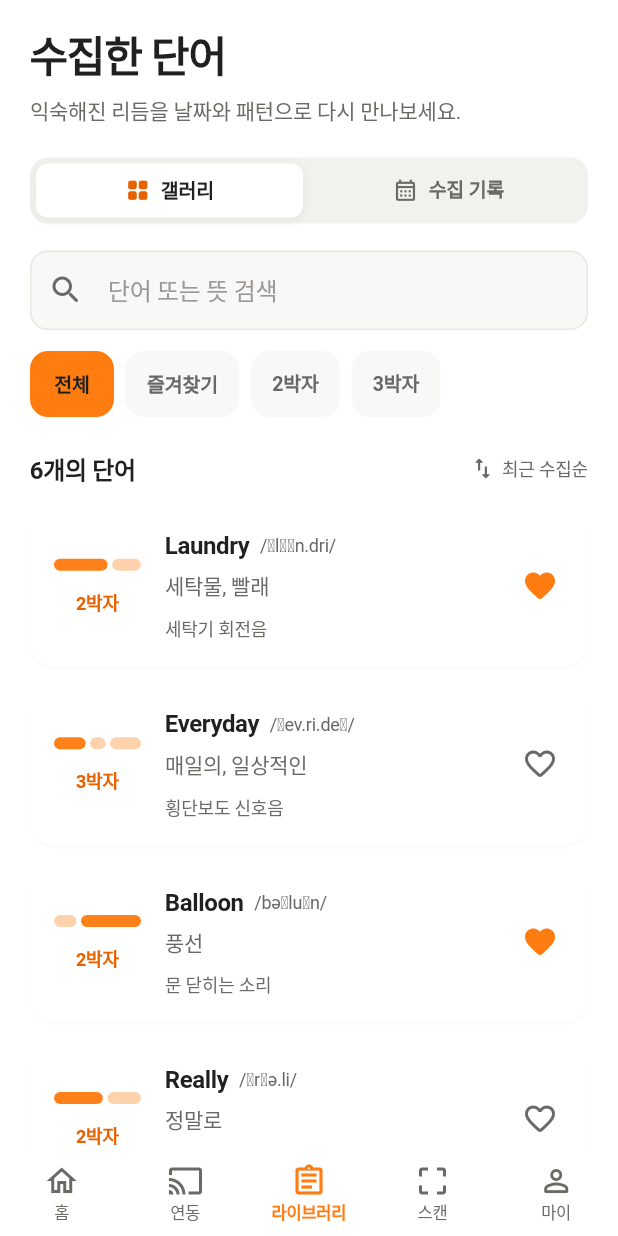
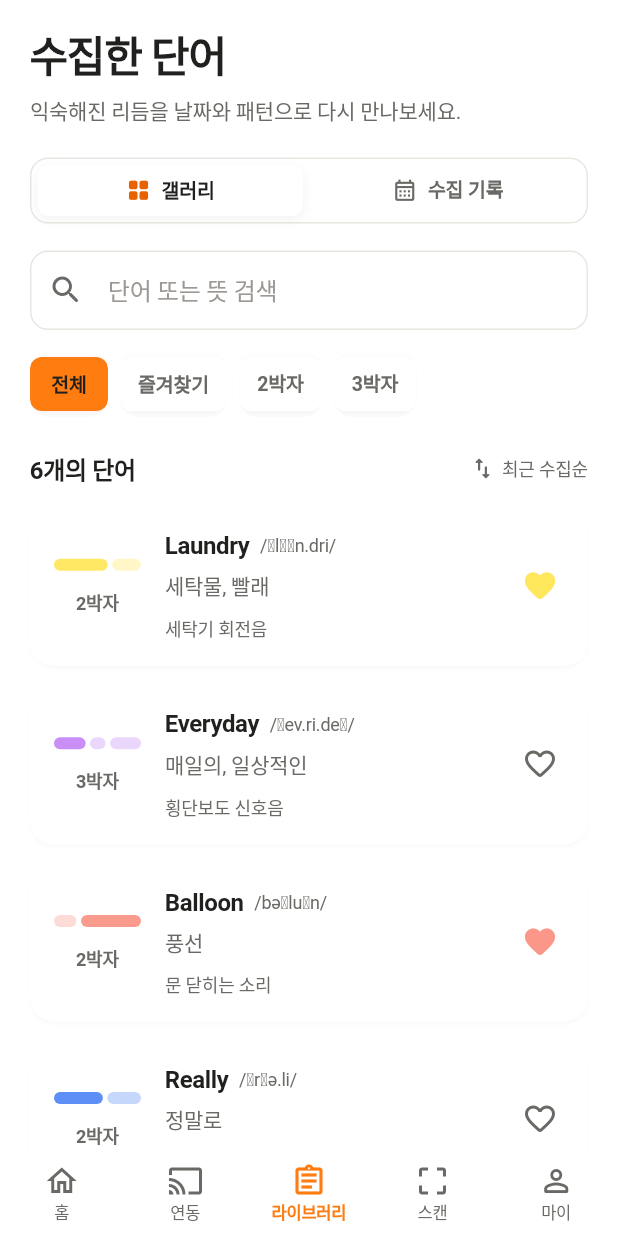
Before and after one commit to juliekimgold-web/eng-rhythm-7q2m9x4k8v3p, a Flutter app: the screen it shows after launch, item 3 of the bottom bar chosen, on a phone screen of 412 x 824 dp. Run offline on Flutter 3.47's test engine with Material 3 defaults, Android fonts, the phone set to English and light mode, and no system bars; our stand-ins replace flutter_tts; Roboto replaces fonts that are missing (Pretendard).

Commit message:
refine compact tabs and word colors

```diff
--- a/lib/core/theme/app_theme.dart
+++ b/lib/core/theme/app_theme.dart
@@ -57,9 +57,10 @@ abstract final class AppTypeScale {
 abstract final class AppControlSize {
   static const buttonHeight = 52.0;
   static const compactHeight = 44.0;
+  static const compactVisualHeight = 36.0;
   static const minTouchTarget = 44.0;
   static const buttonHorizontalPadding = 16.0;
-  static const compactHorizontalPadding = 14.0;
+  static const compactHorizontalPadding = 12.0;
   static const contentGap = 8.0;
 }
 
@@ -295,7 +296,7 @@ abstract final class AppTheme {
       ),
       inputDecorationTheme: InputDecorationTheme(
         filled: true,
-        fillColor: AppColors.surface,
+        fillColor: Colors.white,
         hintStyle: const TextStyle(color: Color(0xFF9C9894)),
         prefixIconColor: AppColors.inkSoft,
         contentPadding: const EdgeInsets.symmetric(
--- a/lib/screens/library_screen.dart
+++ b/lib/screens/library_screen.dart
@@ -158,8 +158,9 @@ class _LibraryScreenState extends State<LibraryScreen> {
                       padding: const EdgeInsets.symmetric(vertical: 36),
                       alignment: Alignment.center,
                       decoration: BoxDecoration(
-                        color: AppColors.surface,
+                        color: Colors.white,
                         borderRadius: BorderRadius.circular(AppRadii.card),
+                        boxShadow: AppShadows.card,
                       ),
                       child: Text(
                         showingCalendar
@@ -219,25 +220,37 @@ class _LibraryFilterTab extends StatelessWidget {
       button: true,
       selected: selected,
       child: Material(
-        color: selected ? AppColors.orange : AppColors.surface,
+        color: Colors.transparent,
         borderRadius: BorderRadius.circular(AppRadii.control),
         clipBehavior: Clip.antiAlias,
         child: InkWell(
           key: ValueKey('library-filter-$label'),
           onTap: onTap,
           borderRadius: BorderRadius.circular(AppRadii.control),
-          child: Container(
+          child: SizedBox(
             height: AppControlSize.compactHeight,
-            constraints: const BoxConstraints(minWidth: 56),
+            child: Center(
+              child: AnimatedContainer(
+                key: ValueKey('library-filter-visual-$label'),
+                duration: AppMotion.base,
+                height: AppControlSize.compactVisualHeight,
+                constraints: const BoxConstraints(minWidth: 52),
                 alignment: Alignment.center,
                 padding: const EdgeInsets.symmetric(
                   horizontal: AppControlSize.compactHorizontalPadding,
+                ),
+                decoration: BoxDecoration(
+                  color: selected ? AppColors.orange : Colors.white,
+                  borderRadius: BorderRadius.circular(AppRadii.small),
+                  boxShadow: AppShadows.control,
                 ),
                 child: Text(
                   label,
                   textAlign: TextAlign.center,
                   style: Theme.of(context).textTheme.labelMedium?.copyWith(
                         color: selected ? AppColors.ink : AppColors.inkSoft,
+                      ),
+                ),
               ),
             ),
           ),
@@ -258,8 +271,9 @@ class _LibraryModeSwitch extends StatelessWidget {
     return Container(
       height: AppControlSize.compactHeight,
       decoration: BoxDecoration(
-        color: AppColors.surfaceMuted,
+        color: Colors.white,
         borderRadius: BorderRadius.circular(AppRadii.control),
+        border: Border.all(color: AppColors.line),
       ),
       child: Row(
         children: ['갤러리', '수집 기록'].map((label) {
@@ -495,8 +509,9 @@ class _LibraryWordCard extends StatelessWidget {
                           mainAxisAlignment: MainAxisAlignment.center,
                           children: [
                             SoundLengthPattern(
+                              key: ValueKey('library-rhythm-${word.id}'),
                               lengths: word.syllableDurations,
-                              color: AppColors.orange,
+                              color: word.color,
                               emphasisIndex: word.stressIndex,
                               height: 8,
                               gap: 3,
@@ -505,7 +520,7 @@ class _LibraryWordCard extends StatelessWidget {
                             Text(
                               '${word.rhythmBeats}박자',
                               style: const TextStyle(
-                                color: AppColors.orangeDark,
+                                color: AppColors.inkSoft,
                                 fontSize: AppTypeScale.caption,
                                 fontWeight: FontWeight.w600,
                               ),
@@ -577,9 +592,8 @@ class _LibraryWordCard extends StatelessWidget {
                           word.isFavorite
                               ? Icons.favorite_rounded
                               : Icons.favorite_border_rounded,
-                          color: word.isFavorite
-                              ? AppColors.orange
-                              : AppColors.inkSoft,
+                          color:
+                              word.isFavorite ? word.color : AppColors.inkSoft,
                         ),
                       ),
                     ],
```
Also changed, not shown: lib/screens/home_screen.dart (+10 -7 lines), lib/widgets/word_rhythm_card.dart (+8 -7 lines), 2 other files. Lines whose indentation alone changed are shown as unchanged.
